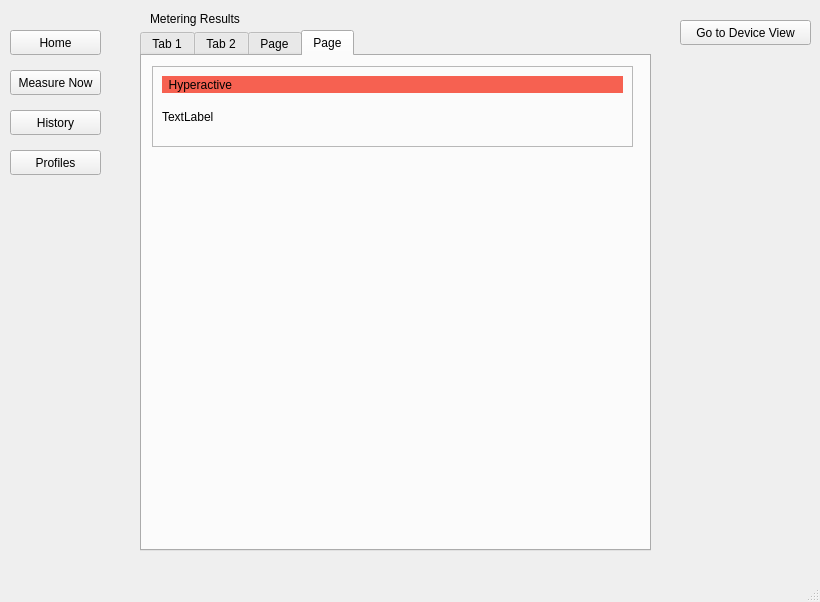
First picture: the form in RaDoTechSimulation/RaDoTechSimulation/mainwindow.ui, repository abdelshafei/Team26RaDoTechSimulation, before the edit.
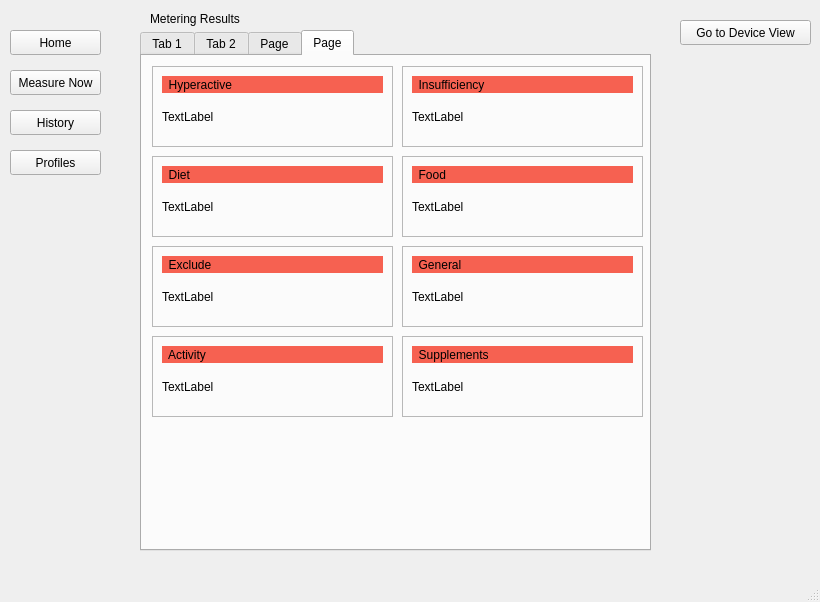
Second picture: the form after the edit. The open tabs and pages were chosen to show the change.

```diff
--- a/RaDoTechSimulation/RaDoTechSimulation/mainwindow.ui
+++ b/RaDoTechSimulation/RaDoTechSimulation/mainwindow.ui
@@ -2199,7 +2199,7 @@
            <rect>
             <x>10</x>
             <y>10</y>
-            <width>481</width>
+            <width>241</width>
             <height>81</height>
            </rect>
           </property>
@@ -2214,7 +2214,7 @@
             <rect>
              <x>10</x>
              <y>10</y>
-             <width>461</width>
+             <width>221</width>
              <height>17</height>
             </rect>
            </property>
@@ -2230,7 +2230,322 @@
             <rect>
              <x>10</x>
              <y>30</y>
-             <width>461</width>
+             <width>221</width>
+             <height>41</height>
+            </rect>
+           </property>
+           <property name="text">
+            <string>TextLabel</string>
+           </property>
+          </widget>
+         </widget>
+         <widget class="QFrame" name="InsufficiencyFrame">
+          <property name="geometry">
+           <rect>
+            <x>260</x>
+            <y>10</y>
+            <width>241</width>
+            <height>81</height>
+           </rect>
+          </property>
+          <property name="frameShape">
+           <enum>QFrame::StyledPanel</enum>
+          </property>
+          <property name="frameShadow">
+           <enum>QFrame::Raised</enum>
+          </property>
+          <widget class="QLabel" name="InsufficiencyTitle">
+           <property name="geometry">
+            <rect>
+             <x>10</x>
+             <y>10</y>
+             <width>221</width>
+             <height>17</height>
+            </rect>
+           </property>
+           <property name="styleSheet">
+            <string notr="true">background-color: rgb(246, 97, 81);</string>
+           </property>
+           <property name="text">
+            <string>  Insufficiency</string>
+           </property>
+          </widget>
+          <widget class="QLabel" name="InsufficiencyLabel">
+           <property name="geometry">
+            <rect>
+             <x>10</x>
+             <y>30</y>
+             <width>221</width>
+             <height>41</height>
+            </rect>
+           </property>
+           <property name="text">
+            <string>TextLabel</string>
+           </property>
+          </widget>
+         </widget>
+         <widget class="QFrame" name="DietFrame">
+          <property name="geometry">
+           <rect>
+            <x>10</x>
+            <y>100</y>
+            <width>241</width>
+            <height>81</height>
+           </rect>
+          </property>
+          <property name="frameShape">
+           <enum>QFrame::StyledPanel</enum>
+          </property>
+          <property name="frameShadow">
+           <enum>QFrame::Raised</enum>
+          </property>
+          <widget class="QLabel" name="DietTitle">
+           <property name="geometry">
+            <rect>
+             <x>10</x>
+             <y>10</y>
+             <width>221</width>
+             <height>17</height>
+            </rect>
+           </property>
+           <property name="styleSheet">
+            <string notr="true">background-color: rgb(246, 97, 81);</string>
+           </property>
+           <property name="text">
+            <string>  Diet</string>
+           </property>
+          </widget>
+          <widget class="QLabel" name="DietLabel">
+           <property name="geometry">
+            <rect>
+             <x>10</x>
+             <y>30</y>
+             <width>221</width>
+             <height>41</height>
+            </rect>
+           </property>
+           <property name="text">
+            <string>TextLabel</string>
+           </property>
+          </widget>
+         </widget>
+         <widget class="QFrame" name="FoodFrame">
+          <property name="geometry">
+           <rect>
+            <x>260</x>
+            <y>100</y>
+            <width>241</width>
+            <height>81</height>
+           </rect>
+          </property>
+          <property name="frameShape">
+           <enum>QFrame::StyledPanel</enum>
+          </property>
+          <property name="frameShadow">
+           <enum>QFrame::Raised</enum>
+          </property>
+          <widget class="QLabel" name="FoodTitle">
+           <property name="geometry">
+            <rect>
+             <x>10</x>
+             <y>10</y>
+             <width>221</width>
+             <height>17</height>
+            </rect>
+           </property>
+           <property name="styleSheet">
+            <string notr="true">background-color: rgb(246, 97, 81);</string>
+           </property>
+           <property name="text">
+            <string>  Food</string>
+           </property>
+          </widget>
+          <widget class="QLabel" name="FoodLabel">
+           <property name="geometry">
+            <rect>
+             <x>10</x>
+             <y>30</y>
+             <width>221</width>
+             <height>41</height>
+            </rect>
+           </property>
+           <property name="text">
+            <string>TextLabel</string>
+           </property>
+          </widget>
+         </widget>
+         <widget class="QFrame" name="ExcludeFrame">
+          <property name="geometry">
+           <rect>
+            <x>10</x>
+            <y>190</y>
+            <width>241</width>
+            <height>81</height>
+           </rect>
+          </property>
+          <property name="frameShape">
+           <enum>QFrame::StyledPanel</enum>
+          </property>
+          <property name="frameShadow">
+           <enum>QFrame::Raised</enum>
+          </property>
+          <widget class="QLabel" name="ExcludeTitle">
+           <property name="geometry">
+            <rect>
+             <x>10</x>
+             <y>10</y>
+             <width>221</width>
+             <height>17</height>
+            </rect>
+           </property>
+           <property name="styleSheet">
+            <string notr="true">background-color: rgb(246, 97, 81);</string>
+           </property>
+           <property name="text">
+            <string>  Exclude</string>
+           </property>
+          </widget>
+          <widget class="QLabel" name="ExcludeLabel">
+           <property name="geometry">
+            <rect>
+             <x>10</x>
+             <y>30</y>
+             <width>221</width>
+             <height>41</height>
+            </rect>
+           </property>
+           <property name="text">
+            <string>TextLabel</string>
+           </property>
+          </widget>
+         </widget>
+         <widget class="QFrame" name="GeneralFrame">
+          <property name="geometry">
+           <rect>
+            <x>260</x>
+            <y>190</y>
+            <width>241</width>
+            <height>81</height>
+           </rect>
+          </property>
+          <property name="frameShape">
+           <enum>QFrame::StyledPanel</enum>
+          </property>
+          <property name="frameShadow">
+           <enum>QFrame::Raised</enum>
+          </property>
+          <widget class="QLabel" name="GeneralTitle">
+           <property name="geometry">
+            <rect>
+             <x>10</x>
+             <y>10</y>
+             <width>221</width>
+             <height>17</height>
+            </rect>
+           </property>
+           <property name="styleSheet">
+            <string notr="true">background-color: rgb(246, 97, 81);</string>
+           </property>
+           <property name="text">
+            <string>  General</string>
+           </property>
+          </widget>
+          <widget class="QLabel" name="GeneralLabel">
+           <property name="geometry">
+            <rect>
+             <x>10</x>
+             <y>30</y>
+             <width>221</width>
+             <height>41</height>
+            </rect>
+           </property>
+           <property name="text">
+            <string>TextLabel</string>
+           </property>
+          </widget>
+         </widget>
+         <widget class="QFrame" name="ActivityFrame">
+          <property name="geometry">
+           <rect>
+            <x>10</x>
+            <y>280</y>
+            <width>241</width>
+            <height>81</height>
+           </rect>
+          </property>
+          <property name="frameShape">
+           <enum>QFrame::StyledPanel</enum>
+          </property>
+          <property name="frameShadow">
+           <enum>QFrame::Raised</enum>
+          </property>
+          <widget class="QLabel" name="ActivityTitle">
+           <property name="geometry">
+            <rect>
+             <x>10</x>
+             <y>10</y>
+             <width>221</width>
+             <height>17</height>
+            </rect>
+           </property>
+           <property name="styleSheet">
+            <string notr="true">background-color: rgb(246, 97, 81);</string>
+           </property>
+           <property name="text">
+            <string>  Activity</string>
+           </property>
+          </widget>
+          <widget class="QLabel" name="ActivityLabel">
+           <property name="geometry">
+            <rect>
+             <x>10</x>
+             <y>30</y>
+             <width>221</width>
+             <height>41</height>
+            </rect>
+           </property>
+           <property name="text">
+            <string>TextLabel</string>
+           </property>
+          </widget>
+         </widget>
+         <widget class="QFrame" name="SupplementFrame">
+          <property name="geometry">
+           <rect>
+            <x>260</x>
+            <y>280</y>
+            <width>241</width>
+            <height>81</height>
+           </rect>
+          </property>
+          <property name="frameShape">
+           <enum>QFrame::StyledPanel</enum>
+          </property>
+          <property name="frameShadow">
+           <enum>QFrame::Raised</enum>
+          </property>
+          <widget class="QLabel" name="SupplementTitle">
+           <property name="geometry">
+            <rect>
+             <x>10</x>
+             <y>10</y>
+             <width>221</width>
+             <height>17</height>
+            </rect>
+           </property>
+           <property name="styleSheet">
+            <string notr="true">background-color: rgb(246, 97, 81);</string>
+           </property>
+           <property name="text">
+            <string>  Supplements</string>
+           </property>
+          </widget>
+          <widget class="QLabel" name="SupplementLabel">
+           <property name="geometry">
+            <rect>
+             <x>10</x>
+             <y>30</y>
+             <width>221</width>
              <height>41</height>
             </rect>
            </property>
```
Left out of the diff: 4 changed lines with no effect on the pictures.
